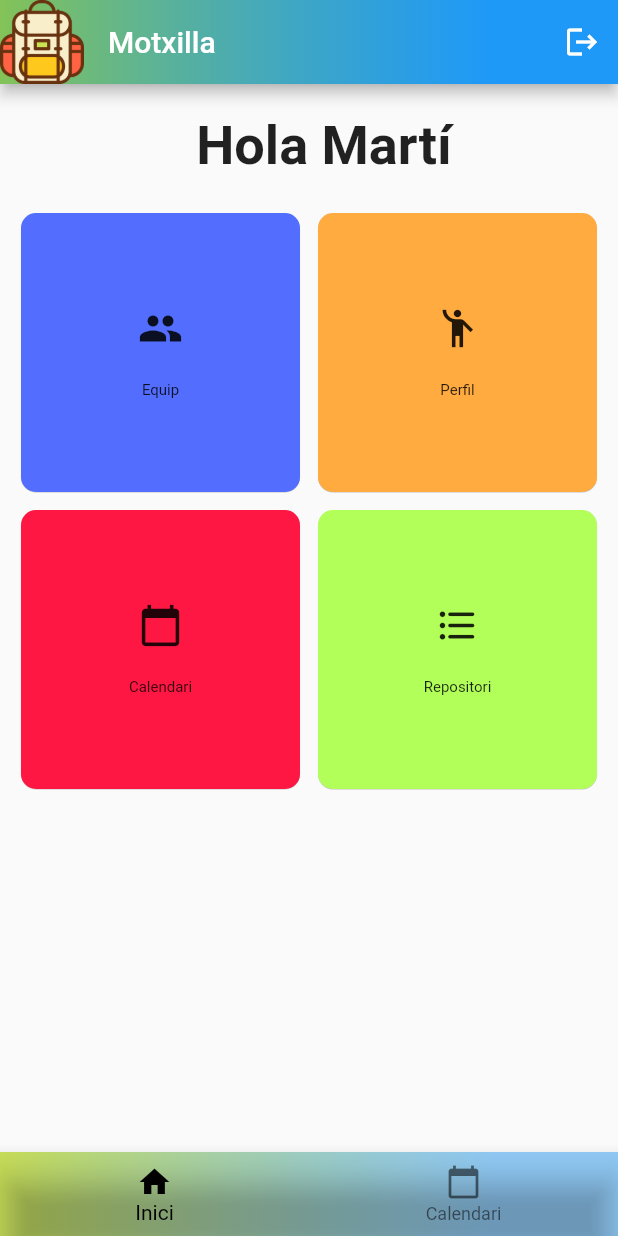
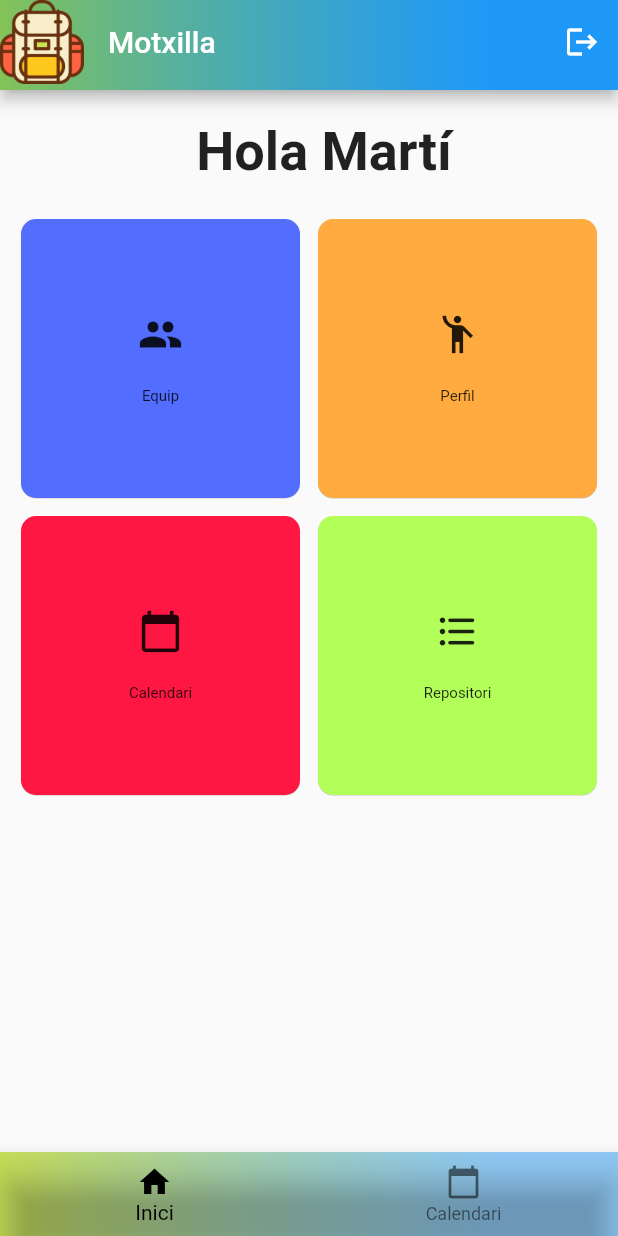
Before and after one commit to marti-oss/motxilla_app, a Flutter app: the Barra screen opened by its route, on a phone screen of 412 x 824 dp. Run offline on Flutter 3.47's test engine with Material 2 defaults, Android fonts, the phone set to English and light mode, and no system bars; our stand-ins replace nb_utils, syncfusion_flutter_calendar.

Commit message:
Calendari - disseny a fet

```diff
--- a/lib/barra.dart
+++ b/lib/barra.dart
@@ -1,9 +1,11 @@
 import 'package:Motxilla/login.dart';
 import 'package:Motxilla/utils/images.dart';
+import 'package:Motxilla/utils/topBarWidget.dart';
 import 'package:flutter/material.dart';
 import 'package:Motxilla/utils/fonts.dart';
 import 'calendar.dart';
 import 'menu.dart';
+import 'utils/topBarWidget.dart';
 
 class Barra extends StatefulWidget {
   static String tag = '/EGNavigationScreen';
@@ -84,7 +86,7 @@ class BarraState extends State<Barra> {
   @override
   Widget build(BuildContext context) {
     return Scaffold(
-        appBar: _createTopNavigationBar(),
+        //appBar: TopNavigationBar(),
         body: Center(child: _pages.elementAt(_selectedIndex)),
         bottomNavigationBar: _createBottomNavigationBar()
     );
--- a/lib/calendar.dart
+++ b/lib/calendar.dart
@@ -1,4 +1,5 @@
 import 'package:Motxilla/utils/calendarWidget.dart';
+import 'package:Motxilla/utils/topBarWidget.dart';
 import 'package:flutter/material.dart';
 import 'package:syncfusion_flutter_calendar/calendar.dart';
 
@@ -13,6 +14,7 @@ class CalendarState extends State<Calendar> {
   @override
   Widget build(BuildContext context) {
     return Scaffold(
+      appBar: TopNavigationBar(),
       body: CalendarWidget(),
       floatingActionButton: FloatingActionButton(
         child: Icon(Icons.add, color: Colors.white),
--- a/lib/menu.dart
+++ b/lib/menu.dart
@@ -1,3 +1,4 @@
+import 'package:Motxilla/utils/topBarWidget.dart';
 import 'package:flutter/material.dart';
 import 'package:flutter/widgets.dart';
 
@@ -19,7 +20,7 @@ class MenuState extends State<Menu> {
   final List<OptionData> menu = [
     OptionData(Icons.people, 'Equip', Colors.indigoAccent, "login"),
     OptionData(Icons.emoji_people, 'Perfil', Colors.orangeAccent, "login" ),
-    OptionData(Icons.calendar_today, 'Calendari', Colors.redAccent.shade400, "login"),
+    OptionData(Icons.calendar_today, 'Calendari', Colors.redAccent.shade400, "calendar"),
     OptionData(Icons.format_list_bulleted_rounded, 'Repositori', Colors.lightGreenAccent, "login"),
   ];
 
@@ -73,7 +74,9 @@ class MenuState extends State<Menu> {
 
   @override
   Widget build(BuildContext context) {
-    return Container(
+    return Scaffold(
+      appBar: TopNavigationBar(),
+      body: Container(
         child: Scrollbar(
           thickness: 3,
           child: Padding(
@@ -90,6 +93,7 @@ class MenuState extends State<Menu> {
           )
         )
 
+      ),
     );
   }
 
--- /dev/null
+++ b/lib/utils/topBarWidget.dart
@@ -0,0 +1,48 @@
+import 'package:Motxilla/provider/activity_provider.dart';
+import 'package:Motxilla/utils/tasksWidget.dart';
+import 'package:flutter/material.dart';
+import 'package:provider/provider.dart';
+import 'package:syncfusion_flutter_calendar/calendar.dart';
+
+import '../activity_data_source.dart';
+import 'images.dart';
+
+
+class TopNavigationBar extends StatelessWidget
+    implements PreferredSizeWidget{
+  const TopNavigationBar({
+    Key? key,
+  }) : super(key:key);
+
+  @override
+  Size get preferredSize => Size.fromHeight(60.0);
+
+  @override
+  Widget build(BuildContext context) {
+    return AppBar(
+        flexibleSpace: Container(
+            decoration: const BoxDecoration(
+                gradient: LinearGradient(
+                  colors: [Color.fromRGBO(182, 218, 7, 0.658 ), Color.fromRGBO(26, 156, 255, 0.455)],
+                  begin: Alignment.topLeft,
+                  end: Alignment.topRight,
+                  stops: [0.0, 0.8],
+                  tileMode: TileMode.clamp,
+                )
+            )
+        ),
+        leading: Image.asset(motxilla_logo),
+        title: Text("Motxilla"),
+        actions:[
+          IconButton(
+            icon: Icon(Icons.logout),
+            tooltip: "Sortir",
+            onPressed: (){
+              Navigator.pushNamed(context, "login");
+            },
+          )
+        ]
+    );
+
+  }
+}
```
Also changed, not shown: lib/activity_view_page.dart (+34 -0 lines), lib/calendar_add_activity.dart (+14 -2 lines), lib/provider/activity_provider.dart (+7 -0 lines). Lines whose indentation alone changed are shown as unchanged.
